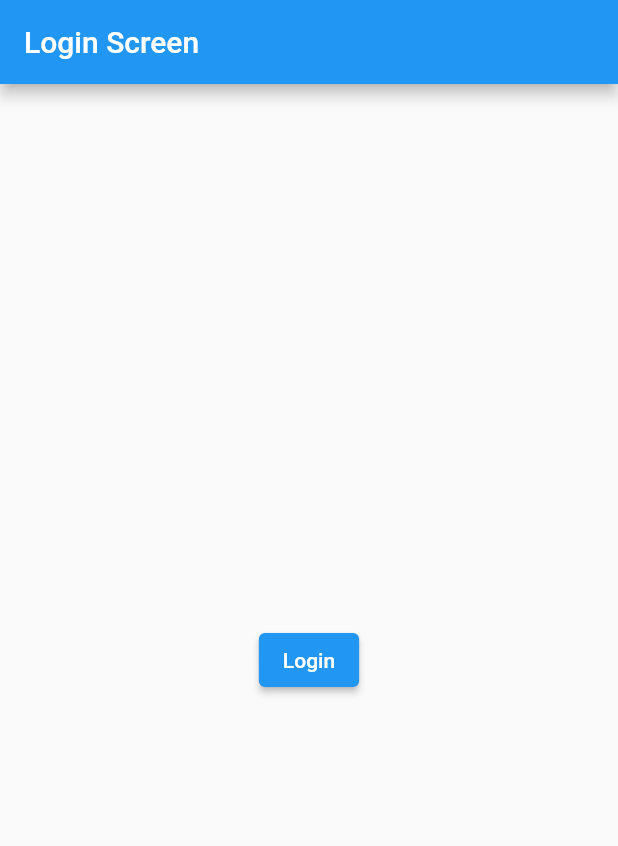
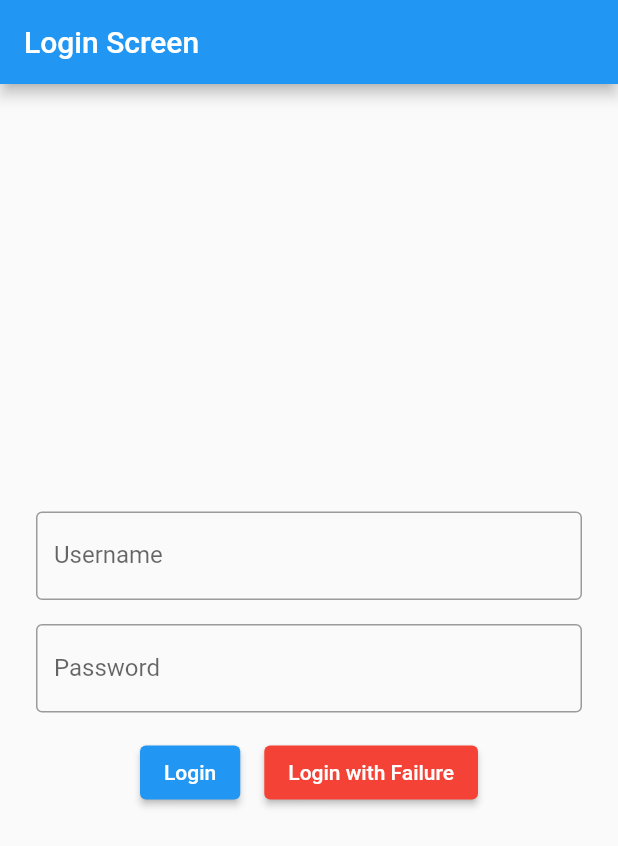
Before and after one commit to chornthorn/course_flutter_state_management, a Flutter app: the screen it shows after launch, on a phone screen of 412 x 824 dp. Shown: the top 846 px of the screen. Run offline on Flutter 3.47's test engine with Material 2 defaults, Android fonts, the phone set to English and light mode, and no system bars; our stand-ins replace shared_preferences.

Commit message:
lesson: Provider with REST API

```diff
--- a/lib/main.dart
+++ b/lib/main.dart
@@ -1,5 +1,6 @@
 import 'package:flutter/material.dart';
 import 'package:flutter_state_mangement/providers/app_config_provider.dart';
+import 'package:flutter_state_mangement/providers/post_provider.dart';
 import 'package:flutter_state_mangement/screens/account_screen.dart';
 import 'package:flutter_state_mangement/screens/error_screen.dart';
 import 'package:flutter_state_mangement/screens/home_screen.dart';
@@ -21,8 +22,9 @@ class MyApp extends StatelessWidget {
   Widget build(BuildContext context) {
     return MultiProvider(
       providers: [
-        ChangeNotifierProvider(create: (_) => AuthProvider()),
+        ChangeNotifierProvider(create: (_) => AuthProvider()), // instance of AuthProvider
         ChangeNotifierProvider(create: (_) => AppConfigProvider()),
+        ChangeNotifierProvider(create: (_) => PostProvider()),
       ],
       child: MaterialApp(
         debugShowCheckedModeBanner: true,
--- /dev/null
+++ b/lib/models/post_model.dart
@@ -0,0 +1,19 @@
+
+
+class PostResModel {
+  late final int id;
+  late final String title;
+  late final String body;
+  late final int userId;
+
+  PostResModel._(); // private constructor
+
+
+  // fromJson is a named constructor
+  PostResModel.fromJson( Map<String, dynamic> json) {
+    userId = json['userId'];
+    id = json['id'];
+    title = json['title'];
+    body = json['body'];
+  }
+}
--- a/lib/providers/auth_provider.dart
+++ b/lib/providers/auth_provider.dart
@@ -23,6 +23,11 @@ class AuthProvider with ChangeNotifier {
     notifyListeners();
   }
 
+  void  loginWithFailure() async {
+    _isAuthenticated = false;
+    notifyListeners();
+  }
+
   void logout() async {
     await _sharedPreferences.setBool('isAuthenticated', false);
     _isAuthenticated = false;
--- /dev/null
+++ b/lib/providers/post_provider.dart
@@ -0,0 +1,34 @@
+import 'dart:io';
+
+import 'package:flutter/material.dart';
+
+import '../models/post_model.dart';
+import '../services/post_service.dart';
+
+class PostProvider with ChangeNotifier {
+  final postService = PostService();
+
+  List<PostResModel> _posts = [];
+  bool _isLoading = false;
+  String _errorMessage = '';
+
+  List<PostResModel> get posts => _posts;
+  bool get isLoading => _isLoading;
+  String get errorMessage => _errorMessage;
+
+  void getPosts() async {
+    try {
+      _isLoading = true;
+      notifyListeners();
+      _posts = await postService.getPosts();
+      print(_posts);
+      notifyListeners();
+    }catch (e){
+      _errorMessage = e.toString();
+      notifyListeners();
+    } finally {
+      _isLoading = false;
+      notifyListeners();
+    }
+  }
+}
--- a/lib/screens/login_screen.dart
+++ b/lib/screens/login_screen.dart
@@ -24,8 +24,18 @@ class _LoginScreenState extends State<LoginScreen> {
     if (_authProvider.isAuthenticated) {
       Navigator.pushReplacementNamed(context, "/main");
     } else {
-      Navigator.pushReplacementNamed(context, "/login");
+      _showLoginFailureAlert();
     }
+  }
+
+  // login failure alert snake bar
+  void _showLoginFailureAlert() {
+    ScaffoldMessenger.of(context).showSnackBar(
+      SnackBar(
+        content: Text('Login Failure'),
+        backgroundColor: Colors.red,
+      ),
+    );
   }
 
   @override
@@ -40,7 +50,35 @@ class _LoginScreenState extends State<LoginScreen> {
       appBar: AppBar(
         title: Text('Login Screen'),
       ),
-      body: Center(
+      body: Column(
+        mainAxisAlignment: MainAxisAlignment.center,
+        crossAxisAlignment: CrossAxisAlignment.center,
+        children: [
+
+          Padding(
+            padding: EdgeInsets.symmetric(horizontal: 24),
+            child: TextField(
+              decoration: InputDecoration(
+                border: OutlineInputBorder(),
+                labelText: 'Username',
+              ),
+            ),
+          ),
+          SizedBox(height: 16),
+          Padding(
+            padding: EdgeInsets.symmetric(horizontal: 24),
+            child: TextField(
+              decoration: InputDecoration(
+                border: OutlineInputBorder(),
+                labelText: 'Password',
+              ),
+            ),
+          ),
+          SizedBox(height: 16),
+          Row(
+            mainAxisAlignment: MainAxisAlignment.center,
+            children: [
+              Center(
                 child: ElevatedButton(
                   onPressed: () {
                     Provider.of<AuthProvider>(context,listen: false).login();
@@ -48,6 +86,22 @@ class _LoginScreenState extends State<LoginScreen> {
                   child: Text('Login'),
                 ),
               ),
+              SizedBox(width: 16),
+              Center(
+                child: ElevatedButton(
+                  onPressed: () {
+                    Provider.of<AuthProvider>(context,listen: false).loginWithFailure();
+                  },
+                  child: Text('Login with Failure'),
+                  style: ElevatedButton.styleFrom(
+                    primary: Colors.red,
+                  ),
+                ),
+              ),
+            ],
+          )
+        ],
+      ),
     );
   }
 }
--- a/lib/screens/splash_screen.dart
+++ b/lib/screens/splash_screen.dart
@@ -15,9 +15,9 @@ class _SplashScreenState extends State<SplashScreen> {
   @override
   void initState() {
     super.initState();
-    _authProvider = context.read<AuthProvider>();
+    _authProvider = context.read<AuthProvider>(); // get instance of AuthProvider
+    _authProvider.addListener(_authChanged);
     _authProvider.init();
-    _authProvider.addListener(_authChanged);
     print('SplashScreen: ${_authProvider.isAuthenticated}');
   }
 
--- a/pubspec.yaml
+++ b/pubspec.yaml
@@ -36,6 +36,7 @@ dependencies:
   cupertino_icons: ^1.0.2
   provider: ^6.0.3
   shared_preferences: ^2.0.15
+  http: ^0.13.5
 
 dev_dependencies:
   flutter_test:
```
Also changed, not shown: lib/screens/main_screen.dart (+62 -24 lines), lib/services/post_service.dart (added, +24 -0 lines), lib/services/auth_service.dart (added), pubspec.lock. Lines whose indentation alone changed are shown as unchanged.
